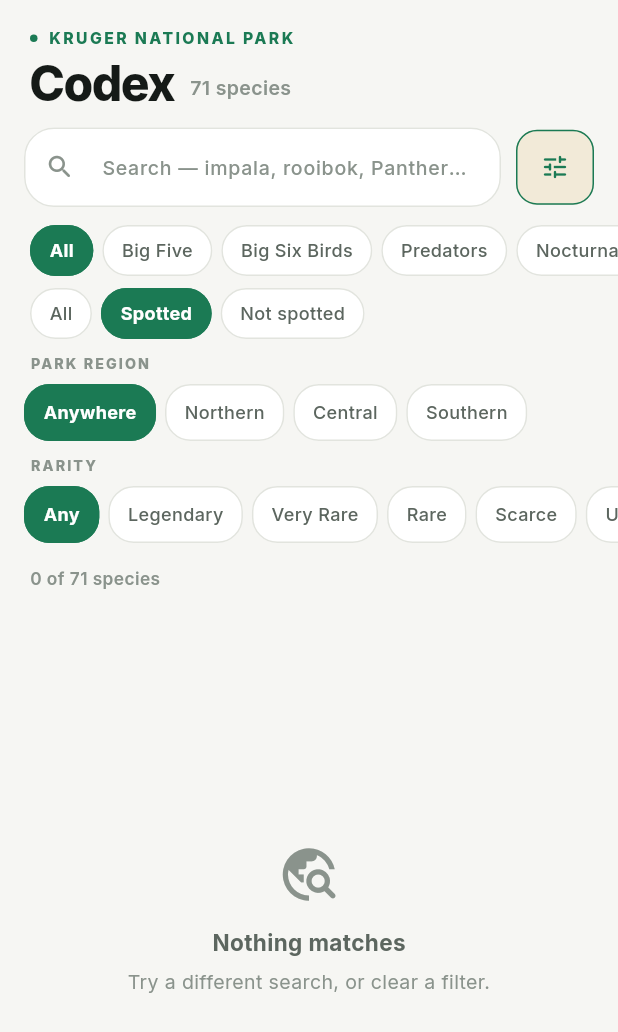
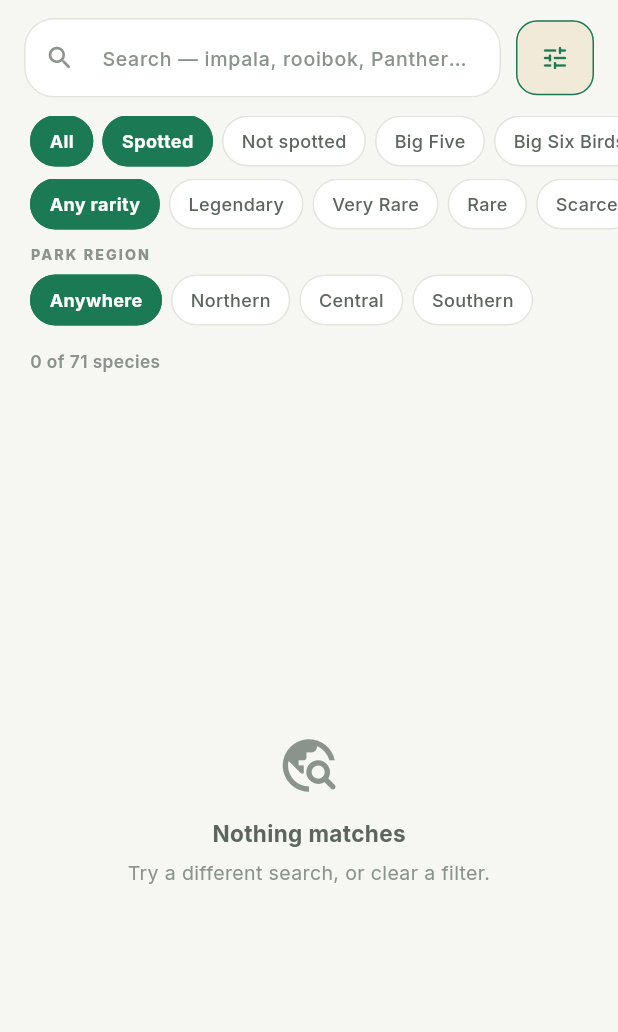
Before and after one commit to iTzlexit/wildscore, a Flutter app: the CodexScreen screen opened directly, after a tap on the "tune" icon, after a tap on "Spotted", on a phone screen of 412 x 824 dp. Shown: the top 1032 px of the screen. Run offline on Flutter 3.47's test engine with Material 3 defaults, Android fonts, the phone set to English and light mode, and no system bars; our stand-ins replace shared_preferences; accounts and stored records are empty.

Commit message:
Silhouettes only for rare tiers; drop the Codex title; promote rarity filter
Silhouettes now apply only from Rare upward. Hiding an impala teaches
nobody anything and makes the free field guide useless; hiding a pangolin
is the entire point of a collection game. The question-mark overlay is
gone - the shape is enough.

Removes the "Codex" heading. The tab already says Animal Dex, so it was a
second name for the same thing costing a third of the screen.

Rarity gets its own always-visible row in tier colours rather than being
buried in the advanced panel. Rarity is the app's central concept, and a
row of tier-coloured chips doubles as a legend for what the card colours
mean. Spotted / Not spotted folded into the main row; the panel is now
region only.

Co-Authored-By: Claude Opus 5 <noreply@anthropic.com>

```diff
--- a/app/lib/features/codex/codex_screen.dart
+++ b/app/lib/features/codex/codex_screen.dart
@@ -144,12 +144,10 @@ class _CodexScreenState extends State<CodexScreen> {
 
                 return Column(
                   children: <Widget>[
-                    if (widget.profile != null)
-                      _TrackerStrip(
-                        profile: widget.profile!,
-                        totalSpecies: all.length,
-                      ),
-                    _Header(total: all.length),
+                    // No screen title. The tab is already labelled "Animal
+                    // Dex"; a "Codex" heading under it was a second name for
+                    // the same thing and cost a third of the screen.
+                    const SizedBox(height: Space.md),
                     _SearchBar(
                       controller: _searchController,
                       filtersExpanded: _filtersExpanded,
@@ -162,6 +160,7 @@ class _CodexScreenState extends State<CodexScreen> {
                     _QuickFilterRow(
                       category: _category,
                       tag: _tag,
+                      spotted: _spotted,
                       onCategory: (SpeciesCategory? value) => setState(() {
                         _category = value;
                         _tag = null;
@@ -170,24 +169,24 @@ class _CodexScreenState extends State<CodexScreen> {
                         _tag = value;
                         _category = null;
                       }),
+                      onSpotted: (SpottedFilter value) =>
+                          setState(() => _spotted = value),
                       onClear: () => setState(() {
                         _category = null;
                         _tag = null;
+                        _spotted = SpottedFilter.all;
                       }),
                     ),
-                    _SpottedRow(
-                      selected: _spotted,
-                      onSelected: (SpottedFilter value) =>
-                          setState(() => _spotted = value),
+                    _RarityRow(
+                      selected: _tier,
+                      onSelected: (RarityTier? value) =>
+                          setState(() => _tier = value),
                     ),
                     if (_filtersExpanded)
                       _AdvancedFilters(
                         region: _region,
-                        tier: _tier,
                         onRegion: (ParkRegion? value) =>
                             setState(() => _region = value),
-                        onTier: (RarityTier? value) =>
-                            setState(() => _tier = value),
                       ),
                     _ResultBar(
                       count: visible.length,
@@ -240,189 +239,6 @@ class _CodexScreenState extends State<CodexScreen> {
 
 /// Who you are, and how you are doing. Zeroes for now — Phase 2 fills these in
 /// from the local sightings table, and watching them climb is the point.
-class _TrackerStrip extends StatelessWidget {
-  const _TrackerStrip({required this.profile, required this.totalSpecies});
-
-  final TrackerProfile profile;
-  final int totalSpecies;
-
-  // Hard zeros until Phase 2 has a sightings table to count. Deliberately not
-  // constructor parameters yet — an unused parameter is a lie about what the
-  // widget can do.
-  static const int points = 0;
-  static const int speciesFound = 0;
-
-  @override
-  Widget build(BuildContext context) {
-    return Container(
-      margin: const EdgeInsets.fromLTRB(16, 12, 16, 0),
-      padding: const EdgeInsets.symmetric(horizontal: 14, vertical: 12),
-      decoration: BoxDecoration(
-        color: AppColors.surface,
-        borderRadius: BorderRadius.circular(14),
-        border: Border.all(color: AppColors.outline),
-      ),
-      child: Row(
-        children: <Widget>[
-          Container(
-            width: 38,
-            height: 38,
-            alignment: Alignment.center,
-            decoration: const BoxDecoration(
-              color: Color(0x26D9A441),
-              shape: BoxShape.circle,
-            ),
-            child: Text(
-              profile.initial,
-              style: const TextStyle(
-                color: AppColors.accent,
-                fontSize: 17,
-                fontWeight: FontWeight.w900,
-              ),
-            ),
-          ),
-          const SizedBox(width: 12),
-          Expanded(
-            child: Column(
-              crossAxisAlignment: CrossAxisAlignment.start,
-              children: <Widget>[
-                Text(
-                  profile.name,
-                  maxLines: 1,
-                  overflow: TextOverflow.ellipsis,
-                  style: const TextStyle(
-                    color: AppColors.textPrimary,
-                    fontSize: 15,
-                    fontWeight: FontWeight.w700,
-                  ),
-                ),
-                const SizedBox(height: 2),
-                Text(
-                  'Tracker · Season ${profile.seasonYear}',
-                  maxLines: 1,
-                  overflow: TextOverflow.ellipsis,
-                  style: const TextStyle(
-                    color: AppColors.textMuted,
-                    fontSize: 11.5,
-                  ),
-                ),
-              ],
-            ),
-          ),
-          const SizedBox(width: 10),
-          const _StripStat(value: '$points', label: 'PTS'),
-          const SizedBox(width: 16),
-          _StripStat(value: '$speciesFound/$totalSpecies', label: 'FOUND'),
-        ],
-      ),
-    );
-  }
-}
-
-class _StripStat extends StatelessWidget {
-  const _StripStat({required this.value, required this.label});
-
-  final String value;
-  final String label;
-
-  @override
-  Widget build(BuildContext context) {
-    return Column(
-      crossAxisAlignment: CrossAxisAlignment.end,
-      children: <Widget>[
-        Text(
-          value,
-          style: const TextStyle(
-            color: AppColors.accent,
-            fontSize: 15,
-            fontWeight: FontWeight.w900,
-            height: 1,
-          ),
-        ),
-        const SizedBox(height: 3),
-        Text(
-          label,
-          style: const TextStyle(
-            color: AppColors.textMuted,
-            fontSize: 8.5,
-            fontWeight: FontWeight.w800,
-            letterSpacing: 1,
-            height: 1,
-          ),
-        ),
-      ],
-    );
-  }
-}
-
-class _Header extends StatelessWidget {
-  const _Header({required this.total});
-
-  final int total;
-
-  @override
-  Widget build(BuildContext context) {
-    return Padding(
-      padding: const EdgeInsets.fromLTRB(20, 18, 20, 14),
-      child: Column(
-        crossAxisAlignment: CrossAxisAlignment.start,
-        children: <Widget>[
-          Row(
-            children: <Widget>[
-              Container(
-                width: 5,
-                height: 5,
-                decoration: const BoxDecoration(
-                  color: AppColors.accent,
-                  shape: BoxShape.circle,
-                ),
-              ),
-              const SizedBox(width: 7),
-              const Text(
-                'KRUGER NATIONAL PARK',
-                style: TextStyle(
-                  color: AppColors.accent,
-                  fontSize: 10.5,
-                  fontWeight: FontWeight.w800,
-                  letterSpacing: 1.6,
-                ),
-              ),
-            ],
-          ),
-          const SizedBox(height: 6),
-          Row(
-            crossAxisAlignment: CrossAxisAlignment.end,
-            children: <Widget>[
-              const Text(
-                'Codex',
-                style: TextStyle(
-                  color: AppColors.textPrimary,
-                  fontSize: 32,
-                  fontWeight: FontWeight.w800,
-                  letterSpacing: -1,
-                  height: 1,
-                ),
-              ),
-              const SizedBox(width: 10),
-              Padding(
-                padding: const EdgeInsets.only(bottom: 3),
-                child: Text(
-                  '$total species',
-                  style: const TextStyle(
-                    color: AppColors.textMuted,
-                    fontSize: 13,
-                    fontWeight: FontWeight.w600,
-                  ),
-                ),
-              ),
-            ],
-          ),
-        ],
-      ),
-    );
-  }
-}
-
 class _SearchBar extends StatelessWidget {
   const _SearchBar({
     required this.controller,
@@ -552,15 +368,19 @@ class _QuickFilterRow extends StatelessWidget {
   const _QuickFilterRow({
     required this.category,
     required this.tag,
+    required this.spotted,
     required this.onCategory,
     required this.onTag,
+    required this.onSpotted,
     required this.onClear,
   });
 
   final SpeciesCategory? category;
   final SpeciesTag? tag;
+  final SpottedFilter spotted;
   final ValueChanged<SpeciesCategory?> onCategory;
   final ValueChanged<SpeciesTag?> onTag;
+  final ValueChanged<SpottedFilter> onSpotted;
   final VoidCallback onClear;
 
   @override
@@ -576,6 +396,17 @@ class _QuickFilterRow extends StatelessWidget {
             selected: category == null && tag == null,
             onTap: onClear,
           ),
+          for (final SpottedFilter value in SpottedFilter.values)
+            if (value != SpottedFilter.all)
+              FilterPill(
+                label: value.label,
+                selected: spotted == value,
+                accent: value == SpottedFilter.spotted
+                    ? AppColors.verified
+                    : null,
+                onTap: () =>
+                    onSpotted(spotted == value ? SpottedFilter.all : value),
+              ),
           // Groups first — "have you got the Big Five yet" is the question
           // every visitor is asked.
           for (final SpeciesTag value in SpeciesTag.values)
@@ -618,11 +449,16 @@ enum SpottedFilter {
   };
 }
 
-class _SpottedRow extends StatelessWidget {
-  const _SpottedRow({required this.selected, required this.onSelected});
+/// Rarity gets its own row, in tier colours.
+///
+/// It was buried in the advanced panel, which is wrong — rarity *is* the app's
+/// central concept, and a row of tier-coloured chips doubles as a legend for
+/// what the colours on the cards mean.
+class _RarityRow extends StatelessWidget {
+  const _RarityRow({required this.selected, required this.onSelected});
 
-  final SpottedFilter selected;
-  final ValueChanged<SpottedFilter> onSelected;
+  final RarityTier? selected;
+  final ValueChanged<RarityTier?> onSelected;
 
   @override
   Widget build(BuildContext context) {
@@ -634,14 +470,19 @@ class _SpottedRow extends StatelessWidget {
           scrollDirection: Axis.horizontal,
           padding: const EdgeInsets.symmetric(horizontal: Space.screen),
           children: <Widget>[
-            for (final SpottedFilter value in SpottedFilter.values)
+            FilterPill(
+              label: 'Any rarity',
+              selected: selected == null,
+              onTap: () => onSelected(null),
+            ),
+            // Rarest first — the interesting end of the scale should be the
+            // end you reach without scrolling.
+            for (final RarityTier value in RarityTier.values.reversed)
               FilterPill(
                 label: value.label,
                 selected: selected == value,
-                accent: value == SpottedFilter.spotted
-                    ? AppColors.verified
-                    : null,
-                onTap: () => onSelected(value),
+                accent: value.style.accent,
+                onTap: () => onSelected(selected == value ? null : value),
               ),
           ],
         ),
@@ -650,18 +491,12 @@ class _SpottedRow extends StatelessWidget {
   }
 }
 
+/// Region only. Rarity was promoted to its own always-visible row.
 class _AdvancedFilters extends StatelessWidget {
-  const _AdvancedFilters({
-    required this.region,
-    required this.tier,
-    required this.onRegion,
-    required this.onTier,
-  });
+  const _AdvancedFilters({required this.region, required this.onRegion});
 
   final ParkRegion? region;
-  final RarityTier? tier;
   final ValueChanged<ParkRegion?> onRegion;
-  final ValueChanged<RarityTier?> onTier;
 
   @override
   Widget build(BuildContext context) {
@@ -670,10 +505,10 @@ class _AdvancedFilters extends StatelessWidget {
       children: <Widget>[
         const _FilterGroupLabel('PARK REGION'),
         SizedBox(
-          height: 38,
+          height: 34,
           child: ListView(
             scrollDirection: Axis.horizontal,
-            padding: const EdgeInsets.symmetric(horizontal: 16),
+            padding: const EdgeInsets.symmetric(horizontal: Space.screen),
             children: <Widget>[
               FilterPill(
                 label: 'Anywhere',
@@ -689,29 +524,7 @@ class _AdvancedFilters extends StatelessWidget {
             ],
           ),
         ),
-        const _FilterGroupLabel('RARITY'),
-        SizedBox(
-          height: 38,
-          child: ListView(
-            scrollDirection: Axis.horizontal,
-            padding: const EdgeInsets.symmetric(horizontal: 16),
-            children: <Widget>[
-              FilterPill(
-                label: 'Any',
-                selected: tier == null,
-                onTap: () => onTier(null),
-              ),
-              for (final RarityTier value in RarityTier.values.reversed)
-                FilterPill(
-                  label: value.label,
-                  selected: tier == value,
-                  accent: value.style.accent,
-                  onTap: () => onTier(tier == value ? null : value),
-                ),
-            ],
-          ),
-        ),
-        const SizedBox(height: 4),
+        const SizedBox(height: Space.xs),
       ],
     );
   }
--- a/app/lib/shared/widgets/species_image.dart
+++ b/app/lib/shared/widgets/species_image.dart
@@ -30,7 +30,11 @@ class SpeciesImage extends StatelessWidget {
 
   @override
   Widget build(BuildContext context) {
-    if (locked) {
+    // Only the rare tiers hide behind a silhouette. Hiding an impala teaches
+    // nobody anything and makes the free field guide useless; hiding a pangolin
+    // is the entire point of a collection game. `notched` is exactly the four
+    // tiers from Rare upward.
+    if (locked && species.rarityTier.style.notched) {
       return _LockedPlate(species: species);
     }
 
@@ -151,14 +155,6 @@ class _LockedPlate extends StatelessWidget {
                     ),
           ),
         ),
-        const Align(
-          alignment: Alignment(0, 0.72),
-          child: Icon(
-            Icons.question_mark_rounded,
-            color: Color(0x73151A17),
-            size: 20,
-          ),
-        ),
       ],
     );
   }
```
Also changed, not shown: 1 other file.
